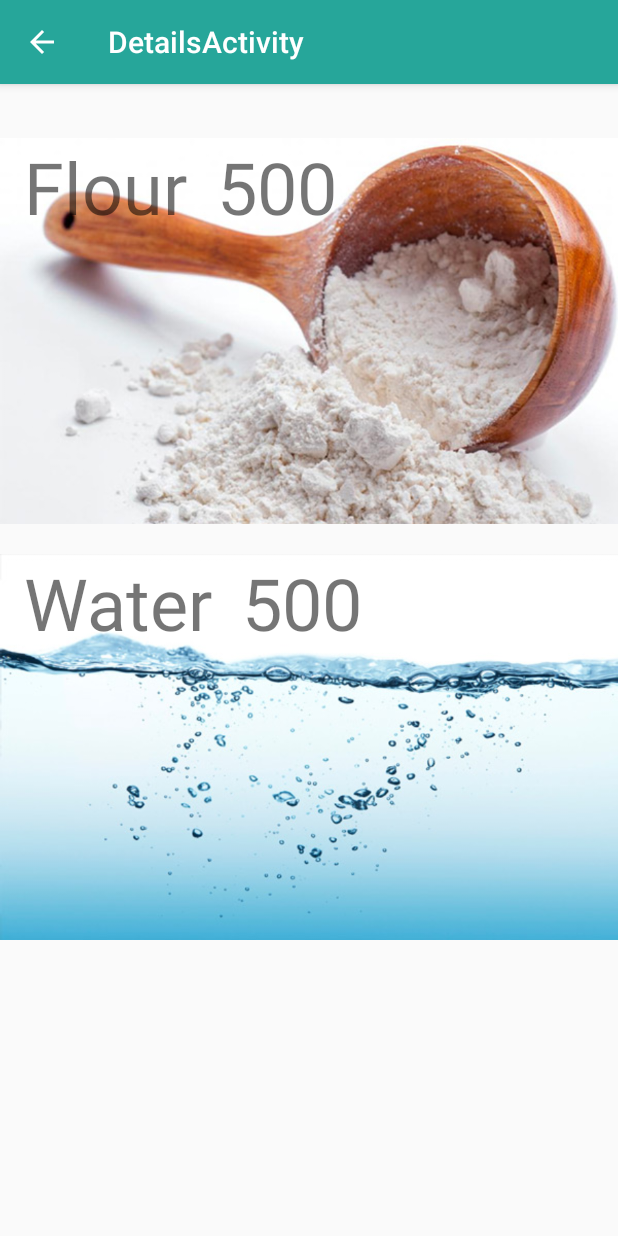
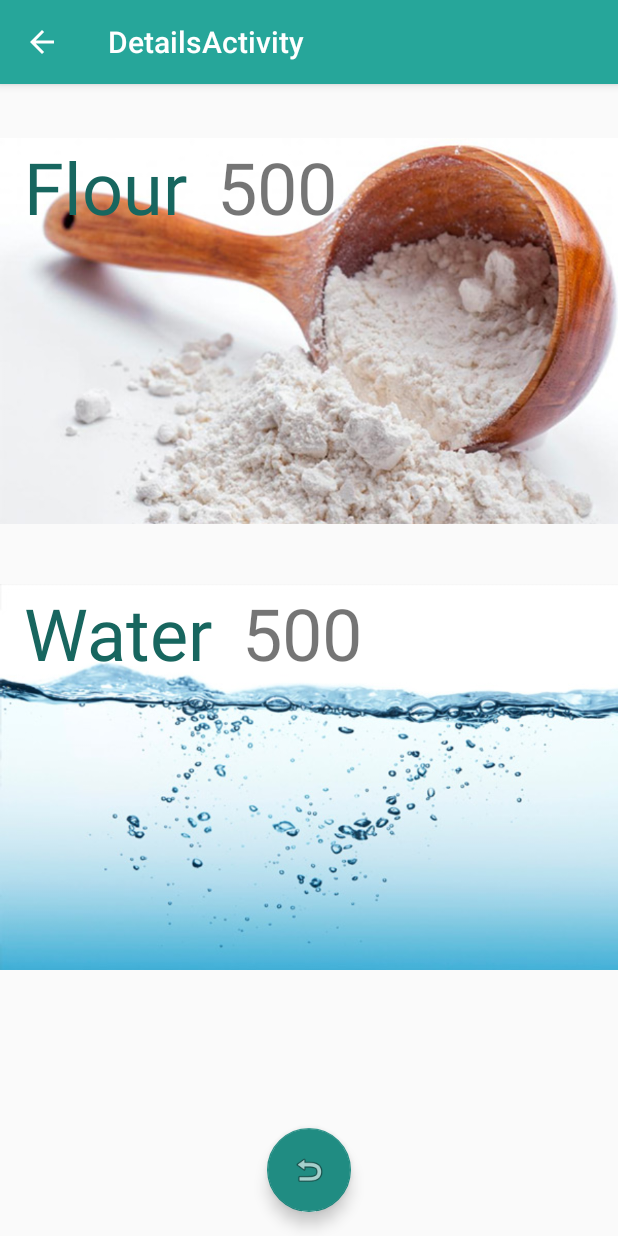
Before and after one commit to j-arp/perfect-pizza, an Android app: the DetailsActivity screen opened directly, with no data from a screen before it, on a phone screen of 412 x 824 dp. Run offline under Robolectric (Android 15) with nearby library versions, the phone set to English and light mode, and no system bars; 4 statements that could not run were skipped.

Commit message:
more layout improvements

```diff
--- a/app/src/main/java/net/arpcentral/pizzadoh/DetailsActivity.java
+++ b/app/src/main/java/net/arpcentral/pizzadoh/DetailsActivity.java
@@ -12,7 +12,7 @@ import android.widget.RelativeLayout;
 import android.widget.TextView;
 
 public class DetailsActivity extends AppCompatActivity {
-
+    static FloatingActionButton reset_button = null;
     @Override
     protected void onCreate(Bundle savedInstanceState) {
         super.onCreate(savedInstanceState);
@@ -24,6 +24,7 @@ public class DetailsActivity extends AppCompatActivity {
         getSupportActionBar().setDisplayHomeAsUpEnabled(true);
 
         Intent intent = getIntent();
+        reset_button = (FloatingActionButton) this.findViewById(R.id.reset_button);
         String type =       intent.getStringExtra("TYPE");
         String amount =       intent.getStringExtra("AMOUNT");
         Boolean use_starter = intent.getBooleanExtra("USING_STARTER", false);
@@ -49,6 +50,15 @@ public class DetailsActivity extends AppCompatActivity {
         TextView water_details = (TextView)findViewById(R.id.water_details_data);
         water_details.setText(ratio.getAdjustedWater().toString());
 
+
+        reset_button.setOnClickListener(new View.OnClickListener() {
+            public void onClick(View view) {
+                Intent intent = new Intent(view.getContext(), WelcomeActivity.class);
+                startActivity(intent);
+
+            }
+        });
+
     }
 
 }
--- a/app/src/main/res/layout/activity_details.xml
+++ b/app/src/main/res/layout/activity_details.xml
@@ -22,13 +22,13 @@
     </android.support.design.widget.AppBarLayout>
 
     <include layout="@layout/content_details" />
-<!--
     <android.support.design.widget.FloatingActionButton
-        android:id="@+id/fab"
+        android:id="@+id/reset_button"
         android:layout_width="wrap_content"
         android:layout_height="wrap_content"
-        android:layout_gravity="bottom|end"
+        android:layout_gravity="bottom|center"
         android:layout_margin="@dimen/fab_margin"
-        android:src="@android:drawable/ic_dialog_email" />
--->
+        android:textColor="@android:color/white"
+        android:src="@android:drawable/ic_menu_revert" />
+
 </android.support.design.widget.CoordinatorLayout>
--- a/app/src/main/res/layout/activity_pizza_options.xml
+++ b/app/src/main/res/layout/activity_pizza_options.xml
@@ -22,17 +22,6 @@
     </android.support.design.widget.AppBarLayout>
 
     <include layout="@layout/content_pizza_options" />
-<!--
-    <android.support.design.widget.FloatingActionButton
-        android:id="@+id/restart"
-        android:layout_width="wrap_content"
-        android:layout_height="wrap_content"
-        android:layout_gravity="bottom|start"
-        android:tint="@color/colorPrimaryDark"
-        android:layout_margin="@dimen/fab_margin"
-        android:textColor="@android:color/white"
-        android:src="@android:drawable/ic_menu_revert" />
--->
 
     <android.support.design.widget.FloatingActionButton
         android:id="@+id/calculate"
--- a/app/src/main/res/layout/content_details.xml
+++ b/app/src/main/res/layout/content_details.xml
@@ -17,20 +17,123 @@
         android:layout_width="match_parent"
         android:layout_height="match_parent" >
 
+
+
+
     <RelativeLayout
         android:id="@+id/detail_container"
         android:layout_width="match_parent"
         android:layout_height="wrap_content"
         >
 
+        <RelativeLayout
+            android:id="@+id/starter_container"
+            android:layout_width="match_parent"
+            android:layout_height="wrap_content"
+            >
+
+        <!-- Starter Card -->
+        <LinearLayout
+            android:layout_width="match_parent"
+            android:orientation="vertical"
+            android:layout_height="wrap_content"
+            android:paddingLeft="20dp"
+            android:paddingRight="20dp">
+
+            <TextView
+                android:id="@+id/starter_container_title"
+                android:layout_width="match_parent"
+                android:layout_height="wrap_content"
+                android:text="Starter"
+                android:textSize="@dimen/large_text"
+                android:textColor="@color/colorPrimaryDark"/>
+
+
+            <LinearLayout
+                android:layout_width="match_parent"
+                android:layout_height="wrap_content"
+                android:orientation="horizontal"
+                >
+
+                <LinearLayout
+                    android:layout_width="wrap_content"
+                    android:layout_height="wrap_content"
+                    android:orientation="horizontal"
+                    android:layout_gravity="start"
+                    android:layout_weight="1">
+
+
+                    <TextView
+                        android:id="@+id/flour_starter_title"
+                        android:layout_width="wrap_content"
+                        android:layout_height="wrap_content"
+                        android:text="@string/flour_title"
+                        android:textAlignment="center"
+                        android:layout_marginRight="20dp"
+                        android:textSize="@dimen/medium_text"
+                        android:textColor="@color/colorAccent"
+                        />
+
+                    <TextView
+                        android:id="@+id/flour_starter_data"
+                        android:layout_width="wrap_content"
+                        android:layout_height="wrap_content"
+                        android:text="100"
+                        android:textAlignment="center"
+                        android:layout_below="@+id/flour_starter_title"
+                        android:textSize="@dimen/regular_text"
+                        />
+
+
+                </LinearLayout>
+
+                <LinearLayout
+                    android:layout_width="wrap_content"
+                    android:layout_height="wrap_content"
+                    android:orientation="horizontal"
+                    android:layout_weight="1"
+                    android:layout_gravity="end">
+
+
+
+                    <TextView
+                        android:id="@+id/water_starter_title"
+                        android:layout_width="wrap_content"
+                        android:layout_height="wrap_content"
+                        android:text="@string/water_title"
+                        android:textColor="@color/colorAccent"
+                        android:textSize="@dimen/medium_text"
+                        android:layout_marginRight="20dp"
+                        />
+
+
+                    <TextView
+                        android:id="@+id/water_starter_data"
+                        android:layout_width="wrap_content"
+                        android:layout_height="wrap_content"
+                        android:text="150"
+                        android:textAlignment="center"
+                        android:layout_below="@+id/water_starter_title"
+                        android:textSize="@dimen/regular_text"
+                        />
+
+                </LinearLayout>
+
+            </LinearLayout>
+
+
+
+
+        </LinearLayout>
+        </RelativeLayout>
+
         <!-- Flour Card -->
         <RelativeLayout
             android:id="@+id/flour_container"
             android:layout_width="wrap_content"
             android:layout_height="wrap_content"
-            android:background="@color/grey"
             android:layout_marginTop="@dimen/card_horizonal_padding"
-
+            android:layout_below="@id/starter_container"
             >
 
 
@@ -40,19 +143,21 @@
                     android:layout_width="match_parent"
                     android:layout_height="wrap_content"
                     android:adjustViewBounds="true"
-                    />
+                android:fadingEdgeLength="20dp"
+                android:fadingEdge="horizontal|vertical"
+                android:layout_marginBottom="20dp" />
 
             <LinearLayout
                 android:id="@+id/flour_details_container"
                 android:layout_width="match_parent"
                 android:layout_height="wrap_content"
-
                 android:paddingLeft="@dimen/activity_horizontal_margin"
                 android:paddingRight="@dimen/activity_horizontal_margin"
-                >
+                android:backgroundTint="#cc0000">
 
                 <TextView
                     android:id="@+id/flour_details_title"
+                    android:textColor="@color/colorPrimaryDark"
                     android:layout_width="wrap_content"
                     android:layout_height="wrap_content"
                     android:layout_marginRight="20dp"
@@ -96,7 +201,6 @@
                 android:id="@+id/water_details_container"
                 android:layout_width="match_parent"
                 android:layout_height="wrap_content"
-
                 android:paddingLeft="@dimen/activity_horizontal_margin"
                 android:paddingRight="@dimen/activity_horizontal_margin"
                 >
@@ -107,6 +211,7 @@
                     android:layout_height="wrap_content"
                     android:layout_marginRight="20dp"
                     android:text="@string/water_title"
+                    android:textColor="@color/colorPrimaryDark"
                     android:textSize="@dimen/large_text"
                     android:gravity="bottom|start"
                     android:textIsSelectable="false" />
@@ -123,78 +228,6 @@
         </RelativeLayout>
 
 
-
-        <!-- Starter Card -->
-        <RelativeLayout
-            android:id="@+id/starter_container"
-            android:layout_width="match_parent"
-            android:layout_height="wrap_content"
-            android:background="@color/grey"
-            android:layout_below="@id/water_container"
-            android:layout_marginTop="@dimen/card_horizonal_padding"
-            >
-
-            <TextView
-                android:id="@+id/starter_container_title"
-                android:layout_width="match_parent"
-                android:layout_height="wrap_content"
-                android:text="Starter"
-                android:textSize="@dimen/large_text"/>
-
-            <RelativeLayout
-                android:id="@+id/flour_starter_container"
-                android:layout_width="match_parent"
-                android:layout_height="wrap_content"
-                android:layout_below="@+id/starter_container_title">
-
-                <TextView
-                    android:id="@+id/flour_starter_title"
-                    android:layout_width="match_parent"
-                    android:layout_height="wrap_content"
-                    android:text="@string/flour_title"
-                    android:textAlignment="center"
-                    android:textSize="@dimen/medium_text"
-                    />
-
-                <TextView
-                    android:id="@+id/flour_starter_data"
-                    android:layout_width="match_parent"
-                    android:layout_height="wrap_content"
-                    android:text="100"
-                    android:textAlignment="center"
-                    android:layout_below="@+id/flour_starter_title"
-                    android:textSize="@dimen/regular_text"
-                    />
-            </RelativeLayout>
-
-
-            <RelativeLayout
-                android:layout_width="match_parent"
-                android:layout_height="wrap_content"
-                android:layout_below="@+id/flour_starter_container">
-
-                <TextView
-                    android:id="@+id/water_starter_title"
-                    android:layout_width="match_parent"
-                    android:layout_height="wrap_content"
-                    android:text="@string/water_title"
-                    android:textAlignment="center"
-                    android:textSize="32dp"
-                    />
-
-
-                <TextView
-                    android:id="@+id/water_starter_data"
-                    android:layout_width="match_parent"
-                    android:layout_height="wrap_content"
-                    android:text="150"
-                    android:textAlignment="center"
-                    android:layout_below="@+id/water_starter_title"
-                    android:textSize="24sp"
-                    />
-            </RelativeLayout>
-        </RelativeLayout>
-
     </RelativeLayout>
 </ScrollView>
 </RelativeLayout>
--- a/app/src/main/res/layout/content_pizza_options.xml
+++ b/app/src/main/res/layout/content_pizza_options.xml
@@ -55,8 +55,7 @@
             android:layout_height="wrap_content"
             android:layout_below="@+id/how_many_question"
             android:spinnerMode="dropdown"
-            android:textColor = "@color/colorPrimary"
-            android:textSize="42sp">
+            android:textColor = "@color/colorPrimary">
         </Spinner>
     </RelativeLayout>
 
--- a/app/src/main/res/layout/content_welcome.xml
+++ b/app/src/main/res/layout/content_welcome.xml
@@ -35,7 +35,7 @@
         android:id="@+id/flour_card"
         android:layout_width="match_parent"
         android:layout_height="wrap_content"
-        android:layout_marginTop="120dp">
+        android:layout_below="@+id/dough_img">
 
         <TextView
             android:id="@+id/flour_title"
@@ -130,6 +130,14 @@
             android:layout_below="@+id/technique_title"
             />
     </RelativeLayout>
+
+        <RelativeLayout
+            android:layout_width="match_parent"
+            android:layout_height="wrap_content"
+            android:padding="100dp"
+            android:layout_marginTop="200dp">
+
+        </RelativeLayout>
         </RelativeLayout>
     </ScrollView>
 
```
